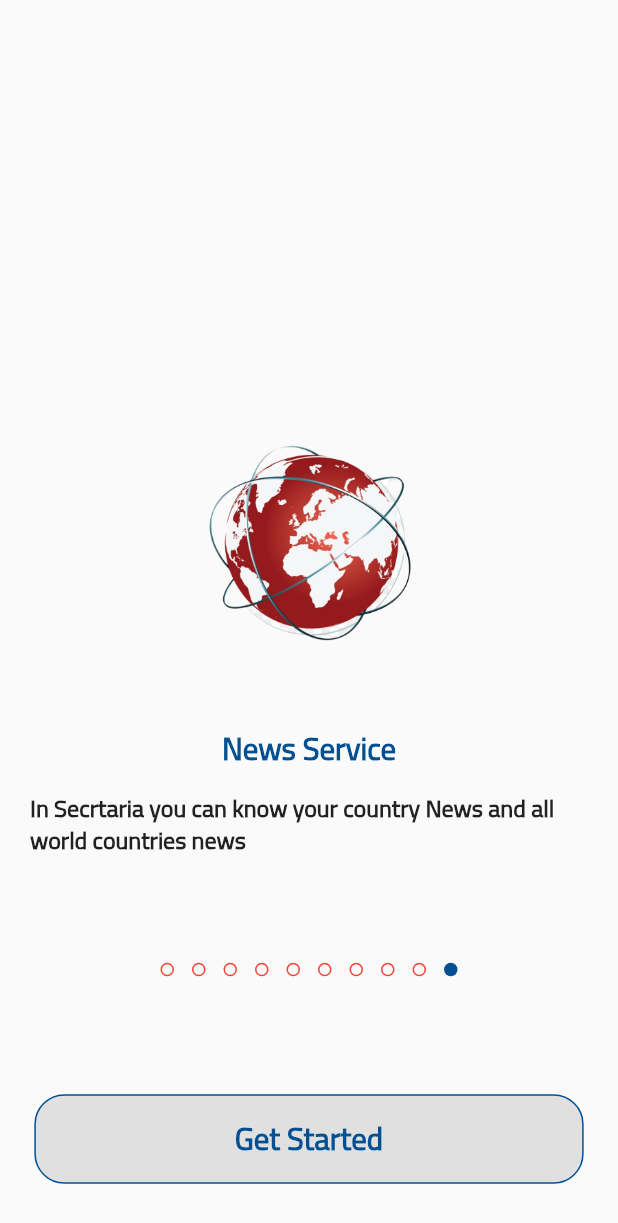
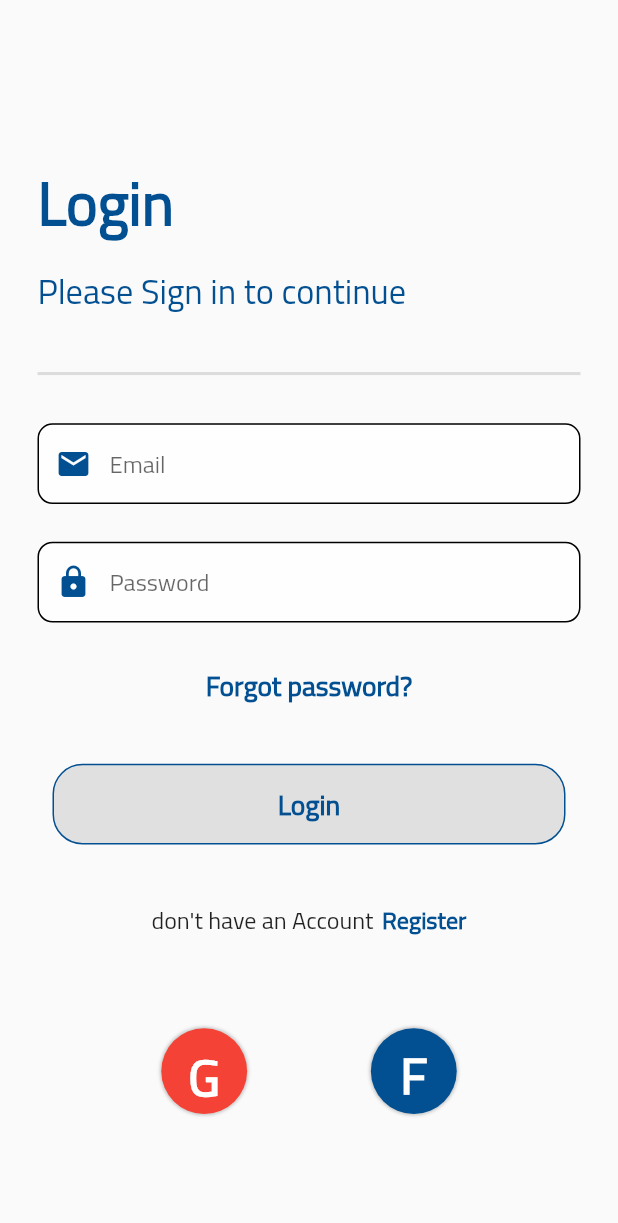
Before and after one commit to MohamedSaad8/secrtaria_app, a Flutter app: the screen it shows after launch, after a tap on "Skip", after a tap on "Get Started", on a phone screen of 412 x 824 dp. Shown: the top 1223 px of the screen. Run offline on Flutter 3.47's test engine with Material 2 defaults, Android fonts, the phone set to English and light mode, and no system bars; drawn by our look-alikes of dots_indicator; our stand-ins replace cloud_firestore, equatable, firebase_auth, firebase_core, flutter_bloc, flutter_screenutil and 3 more; missing offline and left inert: splash_screen_view; accounts and stored records are empty.

Commit message:
add login screen

```diff
--- a/lib/authentication_module/presentation/controller/auth_controller/auth_cubit.dart
+++ b/lib/authentication_module/presentation/controller/auth_controller/auth_cubit.dart
@@ -20,4 +20,14 @@ class AuthCubit extends Cubit<AuthState> {
       emit(UnAuthenticated());
     }
   }
+
+
+  void loggedIn(){
+    try{
+       final uid= currentUIDUseCase.execute();
+      emit(Authenticated(uid: uid));
+    }catch(_){
+      emit(UnAuthenticated());
+    }
+  }
 }
--- /dev/null
+++ b/lib/authentication_module/presentation/screens/login_screen.dart
@@ -0,0 +1,255 @@
+import 'package:flutter/material.dart';
+import 'package:flutter_bloc/flutter_bloc.dart';
+import 'package:flutter_screenutil/flutter_screenutil.dart';
+import 'package:get/get.dart';
+import 'package:secrtaria/core/constants/constant.dart';
+import 'package:secrtaria/core/widgets/custom_button_widget.dart';
+import 'package:secrtaria/core/widgets/custom_text_field.dart';
+import 'package:secrtaria/core/widgets/horizontal_spacer.dart';
+import 'package:secrtaria/core/widgets/vertical_spacer.dart';
+import '../controller/auth_controller/auth_cubit.dart';
+import '../controller/auth_controller/auth_states.dart';
+import '../controller/credential_controller/credential_cubit.dart';
+import '../controller/credential_controller/credential_state.dart';
+
+// ignore: must_be_immutable
+class LoginScreen extends StatelessWidget {
+  bool isShowPassword = true;
+
+  LoginScreen({super.key});
+
+  @override
+  Widget build(BuildContext context) {
+    return Scaffold(
+      body: BlocConsumer<CredentialCubit, CredentialState>(
+        listener: (context, credentialState) {
+          if (credentialState is CredentialSuccess) {
+            BlocProvider.of<AuthCubit>(context).loggedIn();
+          }
+          if (credentialState is CredentialFailure) {}
+        },
+        builder: (context, credentialState) {
+          if (credentialState is CredentialLoading) {
+            return const Scaffold(
+              body: Center(
+                child: CircularProgressIndicator(),
+              ),
+            );
+          }
+          if (credentialState is CredentialSuccess) {
+            return BlocBuilder<AuthCubit, AuthState>(
+              builder: (context, authState) {
+                if (authState is Authenticated) {
+                  return const Scaffold(
+                    backgroundColor: Colors.white,
+                  );
+                } else {
+                  print("Unauthenticsted");
+                  return _bodyWidget();
+                }
+              },
+            );
+          }
+
+          return _bodyWidget();
+        },
+      ),
+    );
+  }
+
+  _bodyWidget() {
+    return SingleChildScrollView(
+      child: Container(
+        height: Get.height,
+        padding: const EdgeInsets.symmetric(
+          horizontal: 25,
+        ),
+        child: Column(
+          crossAxisAlignment: CrossAxisAlignment.start,
+          mainAxisAlignment: MainAxisAlignment.spaceEvenly,
+          children: <Widget>[
+            VerticalSpacer(40.h),
+             Column(
+              crossAxisAlignment: CrossAxisAlignment.start,
+              children: [
+                Text(
+              'Login',
+              style: TextStyle(
+                  fontSize: 35.sp,
+                  fontWeight: FontWeight.w700,
+                  color: Constant.kMainColor),
+            ),
+            Text(
+              'Please Sign in to continue',
+              style: TextStyle(fontSize: 20.sp, color: Constant.kMainColor),
+            ),
+              ],
+            ),
+
+            const Divider(
+              thickness: 2,
+            ),
+
+            CustomTextField(
+                height: 10.h,
+                prefixIconData: Icons.email,
+                iconColor: Constant.kMainColor,
+                hintText: "Email",
+                autovalidateMode: AutovalidateMode.onUserInteraction,
+                onChange: (value) {},
+                validate: (value){
+                  return emailControllerValidator(value);
+
+                }),
+
+            CustomTextField(
+                height: 10.h,
+                prefixIconData: Icons.lock,
+                iconColor: Constant.kMainColor,
+                obscureText: true,
+                keyboardType: TextInputType.text,
+                hintText: "Password",
+                autovalidateMode: AutovalidateMode.onUserInteraction,
+                onChange: (value) {},
+                validate: (value){
+                  return passwordControllerValidator(value);
+                } ,),
+
+            Align(
+              alignment: Alignment.center,
+              child: InkWell(
+                onTap: () {},
+                child: Text(
+                  'Forgot password?',
+                  style: TextStyle(
+                      color: Constant.kMainColor,
+                      fontSize: 16.sp,
+                      fontWeight: FontWeight.w700),
+                ),
+              ),
+            ),
+
+            CustomButton(
+                buttonWidth: Get.width,
+                buttonHeight: 45.h,
+                buttonMargin: 10,
+                buttonTextFontSize: 16.sp,
+                buttonText: "Login",
+                buttonAction: (){
+
+                }),
+
+            Row(
+              mainAxisAlignment: MainAxisAlignment.center,
+              children: <Widget>[
+                Text(
+                  "don't have an Account",
+                  style:
+                      TextStyle(fontSize: 14.sp, fontWeight: FontWeight.w500),
+                ),
+                HorizontalSpacer(5.w),
+                InkWell(
+                  onTap: () {},
+                  child: Text(
+                    'Register',
+                    style: TextStyle(
+                        fontSize: 14.sp,
+                        fontWeight: FontWeight.w700,
+                        color: Constant.kMainColor),
+                  ),
+                ),
+              ],
+            ),
+            VerticalSpacer(5.h),
+            Row(
+              mainAxisAlignment: MainAxisAlignment.spaceEvenly,
+              children: [
+                GestureDetector(
+                  onTap: () {},
+                  child: Container(
+                    height: 50.r,
+                    width: 50.r,
+                    decoration: BoxDecoration(
+                        color: Colors.red,
+                        shape: BoxShape.circle,
+                        boxShadow: [
+                          BoxShadow(
+                            color: Colors.black.withOpacity(.2),
+                            spreadRadius: 1,
+                            blurRadius: 1,
+                          )
+                        ]),
+                    child: Center(
+                      child: Text(
+                        "G",
+                        style: TextStyle(
+                          color: Colors.white,
+                          fontSize: 30.sp,
+                          fontWeight: FontWeight.bold,
+                        ),
+                      ),
+                    ),
+                  ),
+                ),
+                GestureDetector(
+                  onTap: () {},
+                  child: Container(
+                    height: 50.h,
+                    width: 50.w,
+                    decoration: BoxDecoration(
+                        color: Constant.kMainColor,
+                        shape: BoxShape.circle,
+                        boxShadow: [
+                          BoxShadow(
+                            color: Colors.black.withOpacity(.2),
+                            spreadRadius: 1,
+                            blurRadius: 1,
+                          )
+                        ]),
+                    child: Center(
+                      child: Text(
+                        "F",
+                        style: TextStyle(
+                            color: Colors.white,
+                            fontSize: 30.sp,
+                            fontWeight: FontWeight.bold),
+                      ),
+                    ),
+                  ),
+                ),
+              ],
+            ),
+           VerticalSpacer(25.h),
+          ],
+        ),
+      ),
+    );
+  }
+
+  String? emailControllerValidator(String? value) {
+    if(value!.isEmpty)
+    {
+      return "Email Felid is Empty" ;
+    }
+    else if(!GetUtils.isEmail(value)){
+      return "the email address is bad format" ;
+    }
+    return null;
+  }
+
+   String? passwordControllerValidator(String? value) {
+    RegExp regex =
+        RegExp(r'^(?=.*?[A-Z])(?=.*?[a-z])(?=.*?[0-9])(?=.*?[!@#\$&*~+-/.]).{8,}$');
+    if (value!.isEmpty) {
+      return 'Please enter password';
+    } else {
+      if (!regex.hasMatch(value)) {
+        return 'Please Enter Strong  password at lest 8 characters';
+      } else {
+        return null;
+      }
+    }
+  }
+
+
+}
--- /dev/null
+++ b/lib/core/shared_methods/toast.dart
@@ -0,0 +1,15 @@
+
+
+import 'package:flutter/material.dart';
+import 'package:fluttertoast/fluttertoast.dart';
+
+void toast(String message) {
+  Fluttertoast.showToast(
+      msg: message,
+      toastLength: Toast.LENGTH_SHORT,
+      gravity: ToastGravity.BOTTOM,
+      timeInSecForIosWeb: 1,
+      backgroundColor: Colors.red,
+      textColor: Colors.white,
+      fontSize: 16.0);
+}
--- /dev/null
+++ b/lib/core/widgets/custom_text_field.dart
@@ -0,0 +1,75 @@
+import 'package:flutter/material.dart';
+import '../constants/constant.dart';
+
+class CustomTextField extends StatelessWidget {
+  final double height;
+  final bool isFilled;
+  final IconData prefixIconData;
+  final Color iconColor;
+  final Color filledColor;
+  final String hintText;
+  final Color focusesBorderColor;
+  final Color enableBorderColor;
+  final double borderRadius;
+  final bool obscureText;
+  final Function(String) onChange;
+  final TextInputType keyboardType;
+  final AutovalidateMode autovalidateMode ;
+  final String? Function(String?) validate;
+
+  const CustomTextField({
+    super.key,
+    required this.prefixIconData,
+    required this.iconColor,
+    required this.hintText,
+    required this.onChange,
+    this.height = 15,
+    this.isFilled = true,
+    this.focusesBorderColor = Constant.kMainColor,
+    this.enableBorderColor = Colors.black,
+    this.borderRadius = 10,
+    this.obscureText = false,
+    this.filledColor = Colors.white70,
+    this.keyboardType = TextInputType.emailAddress,
+     required this.validate,
+    this.autovalidateMode = AutovalidateMode.disabled,
+  });
+
+  @override
+  Widget build(BuildContext context) {
+    return TextFormField(
+       autovalidateMode: autovalidateMode,
+      keyboardType: keyboardType,
+      obscureText: obscureText,
+      onChanged: onChange,
+      validator: validate,
+      decoration: InputDecoration(
+        contentPadding : EdgeInsets.all(height),
+        hintText: hintText,
+        fillColor: filledColor,
+        filled: isFilled,
+        prefixIcon: Icon(
+          prefixIconData,
+          color: iconColor,
+        ),
+        border: OutlineInputBorder(
+          borderRadius: BorderRadius.circular(borderRadius),
+        ),
+        focusedBorder: OutlineInputBorder(
+          borderRadius: BorderRadius.circular(borderRadius),
+          borderSide: BorderSide(
+            color: focusesBorderColor,
+            style: BorderStyle.solid,
+          ),
+        ),
+        enabledBorder: OutlineInputBorder(
+          borderRadius: BorderRadius.circular(borderRadius),
+          borderSide: BorderSide(
+            color: enableBorderColor,
+            style: BorderStyle.solid,
+          ),
+        ),
+      ),
+    );
+  }
+}
--- /dev/null
+++ b/lib/core/widgets/horizontal_spacer.dart
@@ -0,0 +1,13 @@
+import 'package:flutter/material.dart';
+
+class HorizontalSpacer extends StatelessWidget {
+  final double width ;
+const HorizontalSpacer(this.width ,{ Key? key   }) : super(key: key);
+
+  @override
+  Widget build(BuildContext context){
+    return SizedBox(
+      width: width,
+    );
+  }
+}
--- /dev/null
+++ b/lib/core/widgets/vertical_spacer.dart
@@ -0,0 +1,14 @@
+import 'package:flutter/material.dart';
+
+
+class VerticalSpacer extends StatelessWidget {
+  final double height ;
+const VerticalSpacer(this.height , { Key? key  ,}   ) : super(key: key);
+
+  @override
+  Widget build(BuildContext context){
+    return SizedBox(
+      height: height,
+    );
+  }
+}
--- a/lib/main.dart
+++ b/lib/main.dart
@@ -5,6 +5,7 @@ import 'package:get/get.dart';
 import 'package:secrtaria/core/utils/app_languages/translation/translation.dart';
 import 'package:secrtaria/splash_view_module/presentation/screens/secrtaria_splash_view_screen.dart';
 import 'authentication_module/presentation/controller/auth_controller/auth_cubit.dart';
+import 'authentication_module/presentation/controller/credential_controller/credential_cubit.dart';
 import 'core/services/service_locator.dart';
 import "package:firebase_core/firebase_core.dart" ;
 
@@ -31,6 +32,9 @@ class Secrtaria extends StatelessWidget {
          BlocProvider<AuthCubit>(
           create: (context) => getIt<AuthCubit>()..appStarted() ,
         ),
+         BlocProvider<CredentialCubit>(
+          create: (context) =>CredentialCubit(),
+        ),
       ],
       child: ScreenUtilInit(
         designSize:  const Size(360, 690) ,
@@ -39,7 +43,6 @@ class Secrtaria extends StatelessWidget {
         translations: Translation(),
         locale: Locale(Get.deviceLocale!.languageCode),
         fallbackLocale: const Locale("en"),
-        //locale: Get.deviceLocale,
         title: 'Secrtaria',
         theme: ThemeData(
           primarySwatch: Colors.blue,
--- a/lib/onboearding_module/presentation/screens/on_boarding_screen.dart
+++ b/lib/onboearding_module/presentation/screens/on_boarding_screen.dart
@@ -4,6 +4,7 @@ import 'package:flutter_bloc/flutter_bloc.dart';
 import 'package:flutter_screenutil/flutter_screenutil.dart';
 import 'package:get/get.dart';
 import 'package:secrtaria/authentication_module/presentation/controller/auth_controller/auth_states.dart';
+import 'package:secrtaria/authentication_module/presentation/screens/login_screen.dart';
 import 'package:secrtaria/core/constants/constant.dart';
 import 'package:secrtaria/core/widgets/custom_button_widget.dart';
 import '../../../authentication_module/presentation/controller/auth_controller/auth_cubit.dart';
@@ -88,6 +89,9 @@ class OnBoardingScreen extends StatelessWidget {
                      {
                        goToNextPage(controller);
                      }
+                     if(controller.indicatorIndex == 9){
+                      Get.to(()=> LoginScreen());
+                     }
 
                     },
                     buttonHeight: 50.h,
--- a/pubspec.yaml
+++ b/pubspec.yaml
@@ -39,10 +39,12 @@ dependencies:
     sdk: flutter
   flutter_bloc: ^8.0.1
   flutter_screenutil: ^5.5.3+2
+  fluttertoast: ^8.0.9
   get: ^4.6.5
   get_it: ^7.2.0
   google_sign_in: ^5.4.0
   image_picker: ^0.8.5+3
+  lottie: ^1.4.1
   shared_preferences: ^2.0.15
   splash_screen_view: ^3.0.0
 
```
Also changed, not shown: pubspec.lock.
